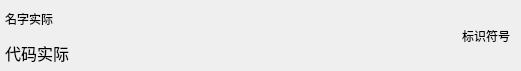
First picture: the form in qt_app/fund_card/fund_card.ui, repository swing-alliance/repo_builds, before the edit.
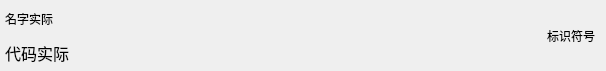
Second picture: the form after the edit.

What changed in the file:
```diff
--- a/qt_app/fund_card/fund_card.ui
+++ b/qt_app/fund_card/fund_card.ui
@@ -6,10 +6,16 @@
    <rect>
     <x>0</x>
     <y>0</y>
-    <width>521</width>
+    <width>606</width>
     <height>71</height>
    </rect>
   </property>
+  <property name="sizePolicy">
+   <sizepolicy hsizetype="Expanding" vsizetype="Fixed">
+    <horstretch>0</horstretch>
+    <verstretch>0</verstretch>
+   </sizepolicy>
+  </property>
   <property name="windowTitle">
    <string>fund_card</string>
   </property>
```
